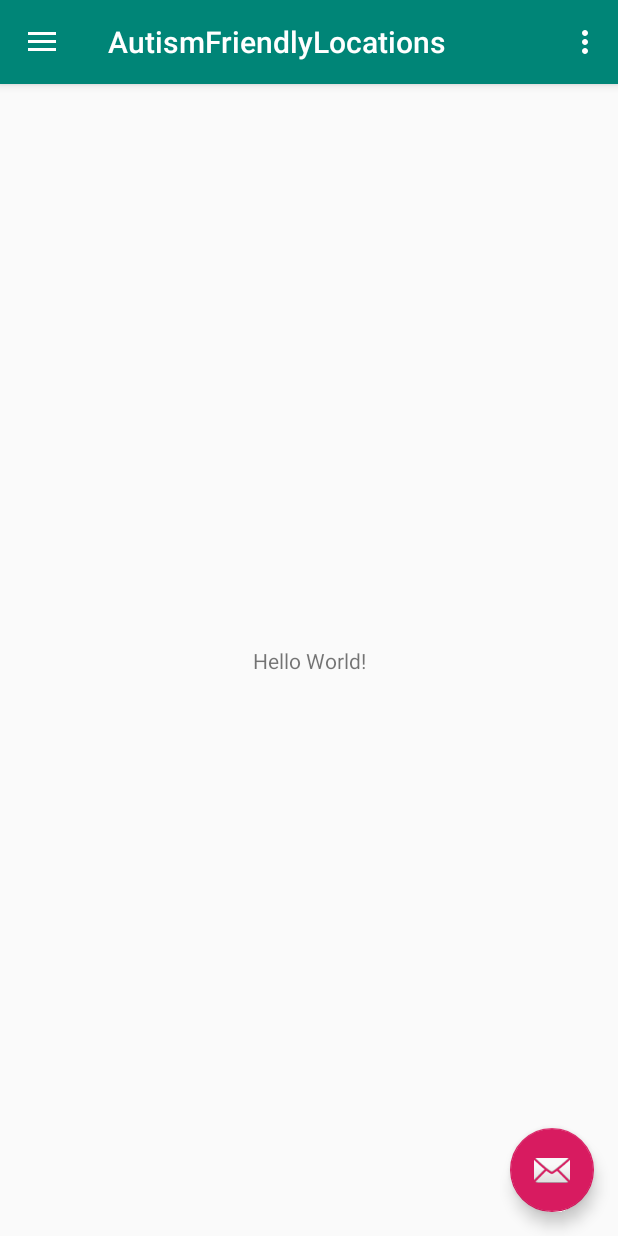
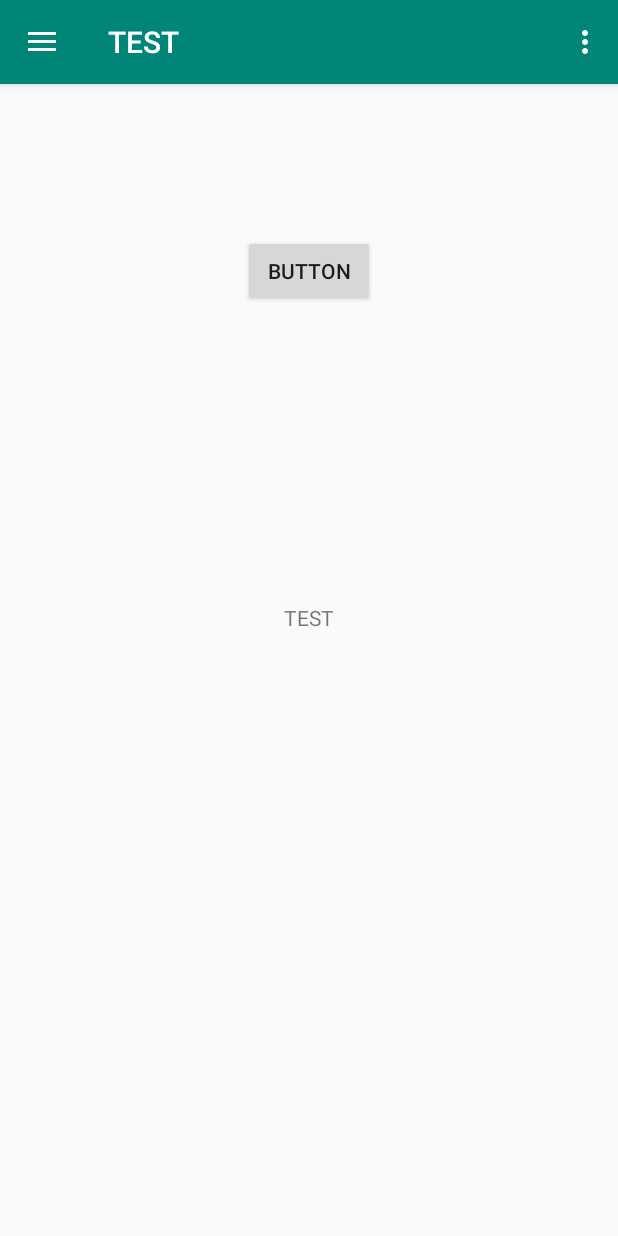
Before and after one commit to keithmaher/AutismFriendlyLocations, an Android app: the screen it shows after launch (MainActivity before the commit, TEST after it), on a phone screen of 412 x 824 dp. Run offline under Robolectric (Android 15) with nearby library versions, the phone set to English and light mode, and no system bars.

Commit message:
Adding the navDrawer and adding it to a second activity

```diff
--- a/app/src/main/AndroidManifest.xml
+++ b/app/src/main/AndroidManifest.xml
@@ -1,5 +1,6 @@
 <?xml version="1.0" encoding="utf-8"?>
 <manifest xmlns:android="http://schemas.android.com/apk/res/android"
+    xmlns:tools="http://schemas.android.com/tools"
     package="com.keithmaher.autismfriendlylocations">
 
     <application
@@ -8,9 +9,11 @@
         android:label="@string/app_name"
         android:roundIcon="@mipmap/ic_launcher_round"
         android:supportsRtl="true"
-        android:theme="@style/AppTheme">
+        android:theme="@style/AppTheme"
+        tools:ignore="GoogleAppIndexingWarning">
+        <activity android:name=".BaseActivity"/>
         <activity
-            android:name=".MainActivity"
+            android:name=".TEST"
             android:label="@string/app_name"
             android:theme="@style/AppTheme.NoActionBar">
             <intent-filter>
--- a/app/src/main/java/com/keithmaher/autismfriendlylocations/MainActivity.java
+++ b/app/src/main/java/com/keithmaher/autismfriendlylocations/BaseActivity.java
@@ -1,9 +1,7 @@
 package com.keithmaher.autismfriendlylocations;
 
+import android.content.Intent;
 import android.os.Bundle;
-import android.support.design.widget.FloatingActionButton;
-import android.support.design.widget.Snackbar;
-import android.view.View;
 import android.support.design.widget.NavigationView;
 import android.support.v4.view.GravityCompat;
 import android.support.v4.widget.DrawerLayout;
@@ -13,26 +11,19 @@ import android.support.v7.widget.Toolbar;
 import android.view.Menu;
 import android.view.MenuItem;
 
-public class MainActivity extends AppCompatActivity
+public class BaseActivity extends AppCompatActivity
         implements NavigationView.OnNavigationItemSelectedListener {
+
+    protected DrawerLayout drawer;
 
     @Override
     protected void onCreate(Bundle savedInstanceState) {
         super.onCreate(savedInstanceState);
-        setContentView(R.layout.activity_main);
-        Toolbar toolbar = (Toolbar) findViewById(R.id.toolbar);
+        setContentView(R.layout.activity_base);
+        Toolbar toolbar = findViewById(R.id.toolbar);
         setSupportActionBar(toolbar);
 
-        FloatingActionButton fab = (FloatingActionButton) findViewById(R.id.fab);
-        fab.setOnClickListener(new View.OnClickListener() {
-            @Override
-            public void onClick(View view) {
-                Snackbar.make(view, "Replace with your own action", Snackbar.LENGTH_LONG)
-                        .setAction("Action", null).show();
-            }
-        });
-
-        DrawerLayout drawer = (DrawerLayout) findViewById(R.id.drawer_layout);
+        drawer = findViewById(R.id.drawer_layout);
         ActionBarDrawerToggle toggle = new ActionBarDrawerToggle(
                 this, drawer, toolbar, R.string.navigation_drawer_open, R.string.navigation_drawer_close);
         drawer.addDrawerListener(toggle);
@@ -41,6 +32,7 @@ public class MainActivity extends AppCompatActivity
         NavigationView navigationView = (NavigationView) findViewById(R.id.nav_view);
         navigationView.setNavigationItemSelectedListener(this);
     }
+
 
     @Override
     public void onBackPressed() {
@@ -81,7 +73,8 @@ public class MainActivity extends AppCompatActivity
         int id = item.getItemId();
 
         if (id == R.id.nav_camera) {
-            // Handle the camera action
+            Intent login = new Intent(this, TEST.class);
+            startActivity(login);
         } else if (id == R.id.nav_gallery) {
 
         } else if (id == R.id.nav_slideshow) {
--- /dev/null
+++ b/app/src/main/java/com/keithmaher/autismfriendlylocations/TEST.java
@@ -0,0 +1,20 @@
+package com.keithmaher.autismfriendlylocations;
+
+import android.content.Context;
+import android.os.Bundle;
+import android.view.LayoutInflater;
+import android.view.View;
+
+public class TEST extends BaseActivity {
+
+    @Override
+    protected void onCreate(Bundle savedInstanceState) {
+        super.onCreate(savedInstanceState);
+        LayoutInflater inflater = (LayoutInflater) this
+                .getSystemService(Context.LAYOUT_INFLATER_SERVICE);
+        View contentView = inflater.inflate(R.layout.activity_test, null, false);
+        drawer.addView(contentView, 0);
+        setTitle("TEST");
+
+    }
+}
--- a/app/src/main/res/layout/activity_main.xml
+++ b/app/src/main/res/layout/activity_base.xml
@@ -9,7 +9,7 @@
     tools:openDrawer="start">
 
     <include
-        layout="@layout/app_bar_main"
+        layout="@layout/app_bar_base"
         android:layout_width="match_parent"
         android:layout_height="match_parent" />
 
@@ -19,7 +19,7 @@
         android:layout_height="match_parent"
         android:layout_gravity="start"
         android:fitsSystemWindows="true"
-        app:headerLayout="@layout/nav_header_main"
+        app:headerLayout="@layout/nav_header_base"
         app:menu="@menu/activity_main_drawer" />
 
 </android.support.v4.widget.DrawerLayout>
--- /dev/null
+++ b/app/src/main/res/layout/activity_test.xml
@@ -0,0 +1,38 @@
+<?xml version="1.0" encoding="utf-8"?>
+<android.support.constraint.ConstraintLayout xmlns:android="http://schemas.android.com/apk/res/android"
+    xmlns:app="http://schemas.android.com/apk/res-auto"
+    xmlns:tools="http://schemas.android.com/tools"
+    android:layout_width="match_parent"
+    android:layout_height="match_parent"
+    tools:context=".TEST">
+
+    <TextView
+        android:id="@+id/textView2"
+        android:layout_width="104dp"
+        android:layout_height="101dp"
+        android:layout_marginStart="8dp"
+        android:layout_marginTop="8dp"
+        android:layout_marginEnd="8dp"
+        android:layout_marginBottom="8dp"
+        android:gravity="center_horizontal|center_vertical"
+        android:text="TEST"
+        app:layout_constraintBottom_toBottomOf="parent"
+        app:layout_constraintEnd_toEndOf="parent"
+        app:layout_constraintStart_toStartOf="parent"
+        app:layout_constraintTop_toTopOf="parent"
+        tools:text="TEST" />
+
+    <Button
+        android:id="@+id/button"
+        android:layout_width="wrap_content"
+        android:layout_height="wrap_content"
+        android:layout_marginStart="8dp"
+        android:layout_marginTop="8dp"
+        android:layout_marginEnd="8dp"
+        android:layout_marginBottom="8dp"
+        android:text="Button"
+        app:layout_constraintBottom_toTopOf="@+id/textView2"
+        app:layout_constraintEnd_toEndOf="parent"
+        app:layout_constraintStart_toStartOf="parent"
+        app:layout_constraintTop_toTopOf="parent" />
+</android.support.constraint.ConstraintLayout>
--- a/app/src/main/res/layout/app_bar_main.xml
+++ b/app/src/main/res/layout/app_bar_base.xml
@@ -4,7 +4,7 @@
     xmlns:tools="http://schemas.android.com/tools"
     android:layout_width="match_parent"
     android:layout_height="match_parent"
-    tools:context=".MainActivity">
+    tools:context=".BaseActivity">
 
     <android.support.design.widget.AppBarLayout
         android:layout_width="match_parent"
@@ -20,14 +20,6 @@
 
     </android.support.design.widget.AppBarLayout>
 
-    <include layout="@layout/content_main" />
-
-    <android.support.design.widget.FloatingActionButton
-        android:id="@+id/fab"
-        android:layout_width="wrap_content"
-        android:layout_height="wrap_content"
-        android:layout_gravity="bottom|end"
-        android:layout_margin="@dimen/fab_margin"
-        app:srcCompat="@android:drawable/ic_dialog_email" />
+    <include layout="@layout/content_base" />
 
 </android.support.design.widget.CoordinatorLayout>
--- /dev/null
+++ b/app/src/main/res/layout/content_base.xml
@@ -0,0 +1,9 @@
+<?xml version="1.0" encoding="utf-8"?>
+<android.support.constraint.ConstraintLayout xmlns:android="http://schemas.android.com/apk/res/android"
+    xmlns:app="http://schemas.android.com/apk/res-auto"
+    xmlns:tools="http://schemas.android.com/tools"
+    android:layout_width="match_parent"
+    android:layout_height="match_parent"
+    app:layout_behavior="@string/appbar_scrolling_view_behavior"
+    tools:context=".BaseActivity"
+    tools:showIn="@layout/app_bar_base"/>
--- a/app/src/main/res/layout/content_main.xml
+++ /dev/null
@@ -1,20 +0,0 @@
-<?xml version="1.0" encoding="utf-8"?>
-<android.support.constraint.ConstraintLayout xmlns:android="http://schemas.android.com/apk/res/android"
-    xmlns:app="http://schemas.android.com/apk/res-auto"
-    xmlns:tools="http://schemas.android.com/tools"
-    android:layout_width="match_parent"
-    android:layout_height="match_parent"
-    app:layout_behavior="@string/appbar_scrolling_view_behavior"
-    tools:context=".MainActivity"
-    tools:showIn="@layout/app_bar_main">
-
-    <TextView
-        android:layout_width="wrap_content"
-        android:layout_height="wrap_content"
-        android:text="Hello World!"
-        app:layout_constraintBottom_toBottomOf="parent"
-        app:layout_constraintLeft_toLeftOf="parent"
-        app:layout_constraintRight_toRightOf="parent"
-        app:layout_constraintTop_toTopOf="parent" />
-
-</android.support.constraint.ConstraintLayout>
--- a/app/src/main/res/values/styles.xml
+++ b/app/src/main/res/values/styles.xml
@@ -6,6 +6,8 @@
         <item name="colorPrimary">@color/colorPrimary</item>
         <item name="colorPrimaryDark">@color/colorPrimaryDark</item>
         <item name="colorAccent">@color/colorAccent</item>
+        <item name="windowActionBar">false</item>
+        <item name="windowNoTitle">true</item>
     </style>
 
     <style name="AppTheme.NoActionBar">
```
Also changed, not shown: app/src/main/res/layout/nav_header_base.xml (renamed from app/src/main/res/layout/nav_header_main.xml).
